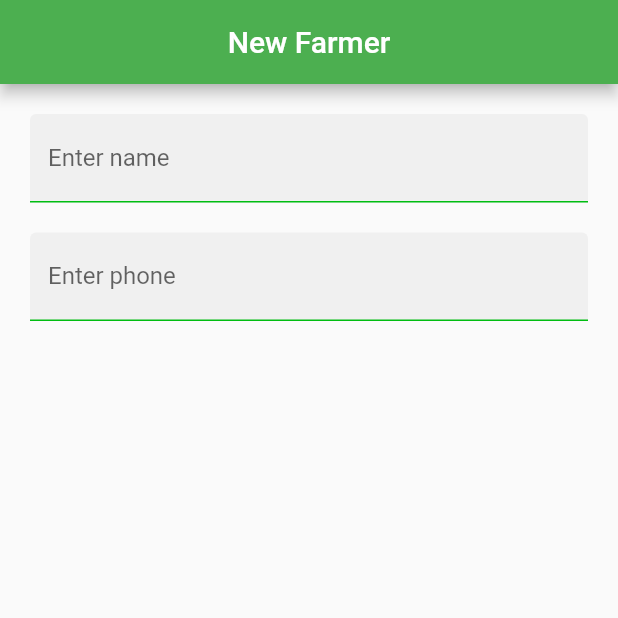
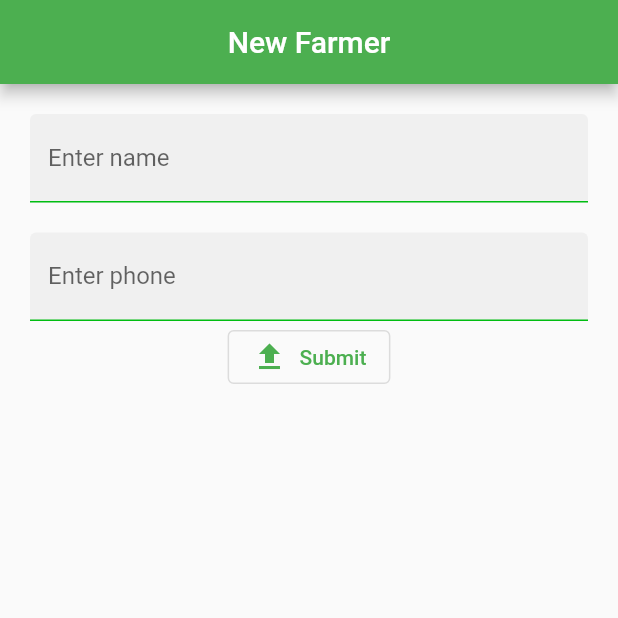
Before and after one commit to ovokojo/KnowYourFarmer, a Flutter app: the screen it shows after launch, on a phone screen of 412 x 824 dp, the top half of it. Run offline on Flutter 3.47's test engine with Material 2 defaults, Android fonts, the phone set to English and light mode, and no system bars.

Commit message:
added submit button ui

```diff
--- a/kyf_mobile/lib/screens/new_farmer.dart
+++ b/kyf_mobile/lib/screens/new_farmer.dart
@@ -58,6 +58,12 @@ class _NewFarmerState extends State<NewFarmer> {
                 decoration: primaryFormDecoration(_labelPhone),
                 validator: phoneValidator,
               ),
+              OutlinedButton.icon(
+                style: ButtonStyle(),
+                icon: Icon(Icons.upload),
+                label: Text("Submit"),
+                onPressed: () {},
+              )
             ],
           )),
         ),
```
